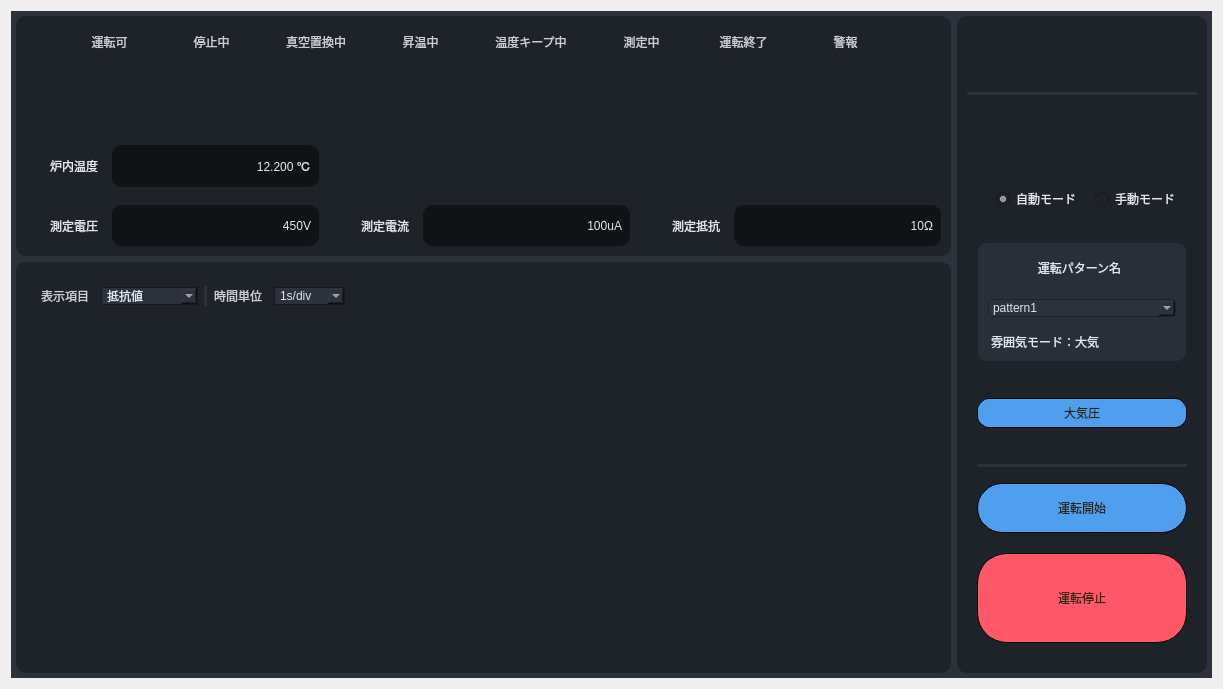
Above: Source code/gui_main/gui/uis/pages/main_pages.ui from coolandy345/MS4371 before the change. Below: the same form after it.
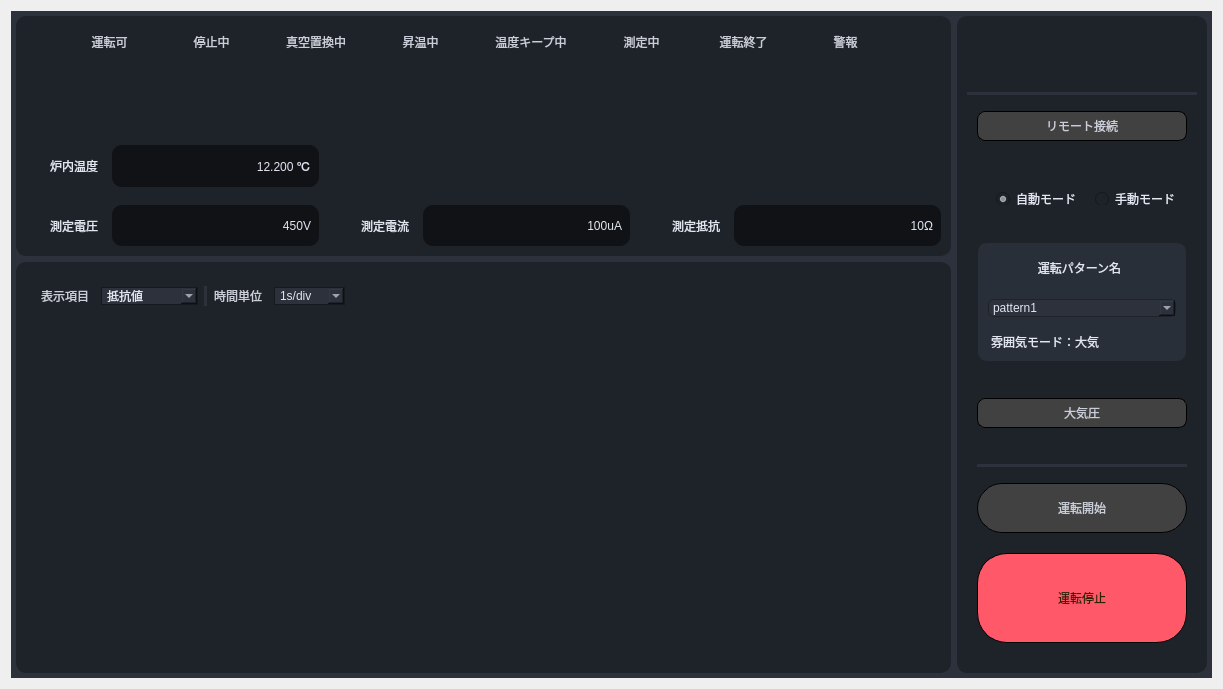
That is the form after the change. The open tabs and pages were chosen to show the change.

What changed in the file:
```diff
--- a/Source code/gui_main/gui/uis/pages/main_pages.ui
+++ b/Source code/gui_main/gui/uis/pages/main_pages.ui
@@ -3380,6 +3380,62 @@
              <property name="spacing">
               <number>0</number>
              </property>
+             <item>
+              <widget class="QPushButton" name="remoteConnect_pushButton">
+               <property name="minimumSize">
+                <size>
+                 <width>210</width>
+                 <height>30</height>
+                </size>
+               </property>
+               <property name="maximumSize">
+                <size>
+                 <width>210</width>
+                 <height>30</height>
+                </size>
+               </property>
+               <property name="layoutDirection">
+                <enum>Qt::LeftToRight</enum>
+               </property>
+               <property name="styleSheet">
+                <string notr="true">QPushButton {
+	color: rgb(202, 206, 216);
+	font: 15px  &quot;游ゴシック&quot;;
+	background-color: rgb(65, 65, 65);
+	border-width: 1px;
+	border-style: solid;
+	border-radius: 8px;
+}
+QPushButton:checked{
+	color: rgb(44, 36, 0);
+	background-color: rgb(79, 159, 238);
+}
+
+QPushButton:hover {
+	
+	color: rgb(44, 36, 0);
+	background-color: rgb(109, 182, 238);
+}
+
+QPushButton:pressed {
+	color: rgb(44, 36, 0);
+	background-color: rgb(69, 140, 207);
+}</string>
+               </property>
+               <property name="text">
+                <string>リモート接続</string>
+               </property>
+               <property name="checkable">
+                <bool>true</bool>
+               </property>
+               <property name="checked">
+                <bool>false</bool>
+               </property>
+               <property name="autoRepeatInterval">
+                <number>100</number>
+               </property>
+              </widget>
+             </item>
             </layout>
            </widget>
           </item>
@@ -3759,14 +3815,18 @@
                          </property>
                          <property name="styleSheet">
                           <string notr="true">QPushButton {
-	color: rgb(44, 36, 0);
-	font: 15px  &quot;游ゴシック&quot;;
-	background-color: rgb(255, 65, 182);
-	background-color: rgb(79, 159, 238);
+	color: rgb(202, 206, 216);
+	font: 21px  &quot;游ゴシック&quot;;
+	background-color: rgb(65, 65, 65);
 	border-width: 1px;
 	border-style: solid;
-	border-radius: 12px;
+	border-radius: 8px;
 }
+QPushButton:checked{
+	color: rgb(44, 36, 0);
+	background-color: rgb(79, 159, 238);
+}
+
 QPushButton:hover {
 	background-color: rgb(109, 182, 238);
 }
@@ -3778,6 +3838,9 @@
                          <property name="text">
                           <string>大気圧</string>
                          </property>
+                         <property name="checkable">
+                          <bool>true</bool>
+                         </property>
                         </widget>
                        </item>
                       </layout>
@@ -3841,13 +3904,18 @@
                          </property>
                          <property name="styleSheet">
                           <string notr="true">QPushButton {
-	color: rgb(44, 36, 0);
-	font: 30px  &quot;游ゴシック&quot;;
-	background-color: rgb(79, 159, 238);
+	color: rgb(202, 206, 216);
+	font: 28px  &quot;游ゴシック&quot;;
+	background-color: rgb(65, 65, 65);
 	border-width: 1px;
 	border-style: solid;
 	border-radius: 25px;
 }
+QPushButton:checked{
+	color: rgb(44, 36, 0);
+	background-color: rgb(79, 159, 238);
+}
+
 QPushButton:hover {
 	background-color: rgb(109, 182, 238);
 }
@@ -3859,6 +3927,9 @@
                          <property name="text">
                           <string>運転開始</string>
                          </property>
+                         <property name="checkable">
+                          <bool>true</bool>
+                         </property>
                          <property name="autoRepeatInterval">
                           <number>100</number>
                          </property>
```
Left out of the diff: 50 changed lines with no effect on the pictures.
